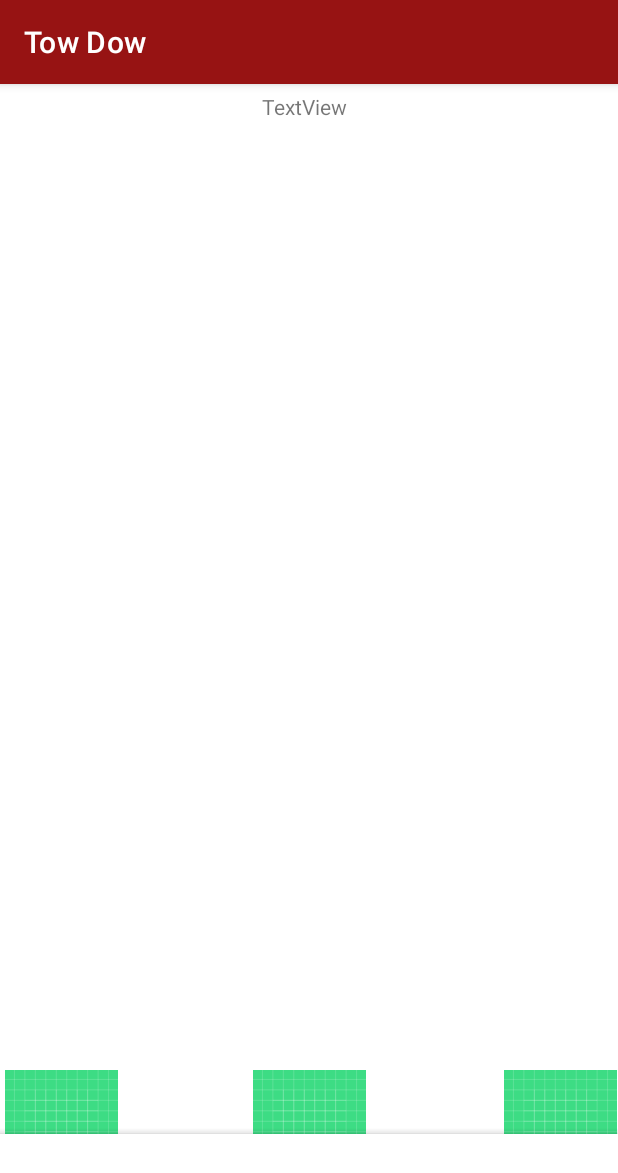
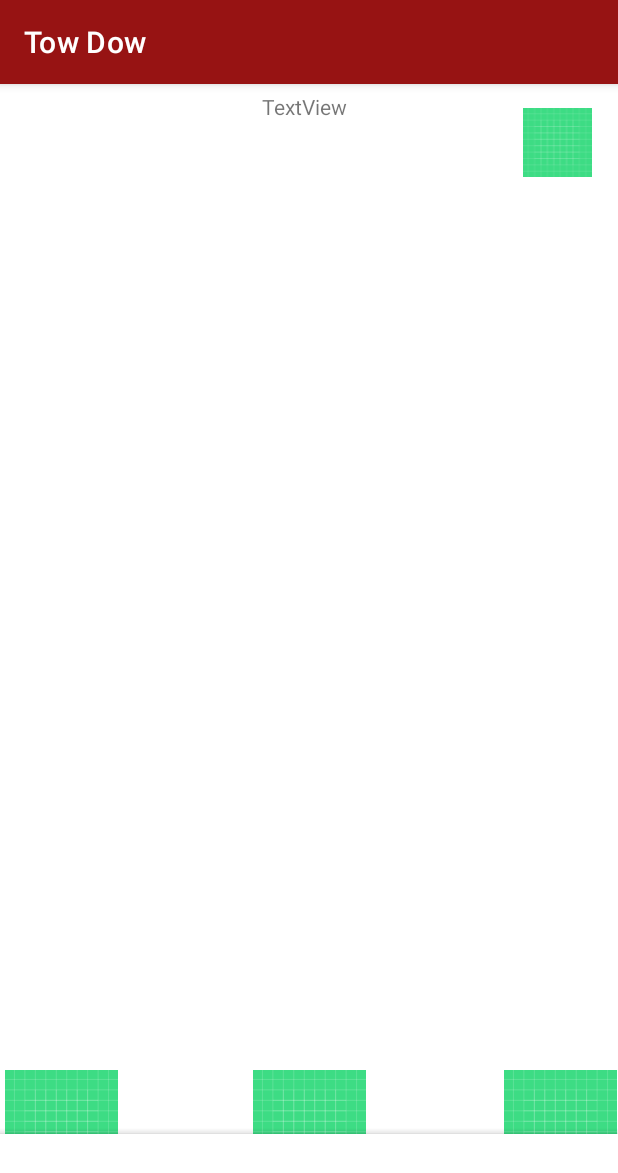
Before and after one commit to sticksung/Tow-Dow, an Android app: the ForumHomeFragment screen opened through its navigation route, on a phone screen of 412 x 824 dp. Shown: the top 1173 px of the screen. Run offline under Robolectric (Android 15) with nearby library versions, the phone set to English and light mode, and no system bars; our stand-ins replace navigation-ui.

Commit message:
Added binding to every Fragment

```diff
--- a/app/src/main/java/com/example/towdow/CategoryHomeFragment.kt
+++ b/app/src/main/java/com/example/towdow/CategoryHomeFragment.kt
@@ -5,9 +5,14 @@ import androidx.fragment.app.Fragment
 import android.view.LayoutInflater
 import android.view.View
 import android.view.ViewGroup
+import com.example.towdow.databinding.HomeFragmentBinding
 
 
 class CategoryHomeFragment : Fragment() {
+
+    private var _binding: HomeFragmentBinding? =null
+    private val binding get() =_binding!!
+
     override fun onCreateView(
         inflater: LayoutInflater, container: ViewGroup?,
         savedInstanceState: Bundle?
--- a/app/src/main/java/com/example/towdow/CreatePostFragment.kt
+++ b/app/src/main/java/com/example/towdow/CreatePostFragment.kt
@@ -5,9 +5,14 @@ import androidx.fragment.app.Fragment
 import android.view.LayoutInflater
 import android.view.View
 import android.view.ViewGroup
+import com.example.towdow.databinding.HomeFragmentBinding
 
 
 class CreatePostFragment : Fragment() {
+
+    private var _binding: HomeFragmentBinding? =null
+    private val binding get() =_binding!!
+
     override fun onCreateView(
         inflater: LayoutInflater, container: ViewGroup?,
         savedInstanceState: Bundle?
--- a/app/src/main/java/com/example/towdow/ForumCreateFragment.kt
+++ b/app/src/main/java/com/example/towdow/ForumCreateFragment.kt
@@ -5,8 +5,12 @@ import androidx.fragment.app.Fragment
 import android.view.LayoutInflater
 import android.view.View
 import android.view.ViewGroup
+import com.example.towdow.databinding.HomeFragmentBinding
 
 class ForumCreateFragment : Fragment() {
+
+    private var _binding: HomeFragmentBinding? =null
+    private val binding get() =_binding!!
 
     override fun onCreateView(
         inflater: LayoutInflater, container: ViewGroup?,
--- a/app/src/main/java/com/example/towdow/ForumHomeFragment.kt
+++ b/app/src/main/java/com/example/towdow/ForumHomeFragment.kt
@@ -5,8 +5,12 @@ import androidx.fragment.app.Fragment
 import android.view.LayoutInflater
 import android.view.View
 import android.view.ViewGroup
+import com.example.towdow.databinding.HomeFragmentBinding
 
 class ForumHomeFragment : Fragment() {
+
+    private var _binding: HomeFragmentBinding? =null
+    private val binding get() =_binding!!
 
     override fun onCreateView(
         inflater: LayoutInflater, container: ViewGroup?,
@@ -15,6 +19,8 @@ class ForumHomeFragment : Fragment() {
 
         val view = inflater.inflate(R.layout.forum_home_fragment, container, false)
 
+
+
         return view
     }
 }
--- a/app/src/main/java/com/example/towdow/ForumPostFragment.kt
+++ b/app/src/main/java/com/example/towdow/ForumPostFragment.kt
@@ -5,8 +5,12 @@ import androidx.fragment.app.Fragment
 import android.view.LayoutInflater
 import android.view.View
 import android.view.ViewGroup
+import com.example.towdow.databinding.HomeFragmentBinding
 
 class ForumPostFragment : Fragment() {
+
+    private var _binding: HomeFragmentBinding? =null
+    private val binding get() =_binding!!
 
     override fun onCreateView(
         inflater: LayoutInflater, container: ViewGroup?,
--- a/app/src/main/java/com/example/towdow/ProfileFragment.kt
+++ b/app/src/main/java/com/example/towdow/ProfileFragment.kt
@@ -5,8 +5,12 @@ import androidx.fragment.app.Fragment
 import android.view.LayoutInflater
 import android.view.View
 import android.view.ViewGroup
+import com.example.towdow.databinding.HomeFragmentBinding
 
 class ProfileFragment : Fragment() {
+
+    private var _binding: HomeFragmentBinding? =null
+    private val binding get() =_binding!!
 
     override fun onCreateView(
         inflater: LayoutInflater, container: ViewGroup?,
--- a/app/src/main/java/com/example/towdow/SearchFragment.kt
+++ b/app/src/main/java/com/example/towdow/SearchFragment.kt
@@ -14,8 +14,10 @@ import com.google.android.material.bottomnavigation.BottomNavigationView
 
 
 class SearchFragment : Fragment() {
+
     private var _binding: SearchFragmentBinding? =null
     private val binding get() =_binding!!
+
     override fun onCreateView(
         inflater: LayoutInflater, container: ViewGroup?,
         savedInstanceState: Bundle?
--- a/app/src/main/java/com/example/towdow/SignupFragment.kt
+++ b/app/src/main/java/com/example/towdow/SignupFragment.kt
@@ -12,6 +12,7 @@ import com.google.android.material.bottomnavigation.BottomNavigationView
 
 
 class SignupFragment : Fragment() {
+
     private var _binding: SignupFragmentBinding? =null
     private val binding get() =_binding!!
 
--- a/app/src/main/res/layout/forum_home_fragment.xml
+++ b/app/src/main/res/layout/forum_home_fragment.xml
@@ -61,5 +61,15 @@
             app:layout_constraintEnd_toEndOf="parent"
             app:layout_constraintStart_toEndOf="@+id/home_image"
             app:layout_constraintTop_toBottomOf="@+id/forum_categories_list" />
+
+        <ImageView
+            android:id="@+id/add_category_image"
+            android:layout_width="49dp"
+            android:layout_height="46dp"
+            android:layout_marginTop="16dp"
+            android:layout_marginEnd="16dp"
+            android:src="@drawable/ic_launcher_background"
+            app:layout_constraintEnd_toEndOf="parent"
+            app:layout_constraintTop_toTopOf="parent" />
     </androidx.constraintlayout.widget.ConstraintLayout>
 </FrameLayout>
--- a/app/src/main/res/layout/home_fragment.xml
+++ b/app/src/main/res/layout/home_fragment.xml
@@ -36,7 +36,7 @@
         </androidx.recyclerview.widget.RecyclerView>
 
         <ImageView
-            android:id="@+id/plus_image"
+            android:id="@+id/add_category_image"
             android:layout_width="59dp"
             android:layout_height="45dp"
             android:layout_marginTop="24dp"
```
Also changed, not shown: app/src/main/java/com/example/towdow/CreateCategoryFragment.kt (+7 -42 lines).
